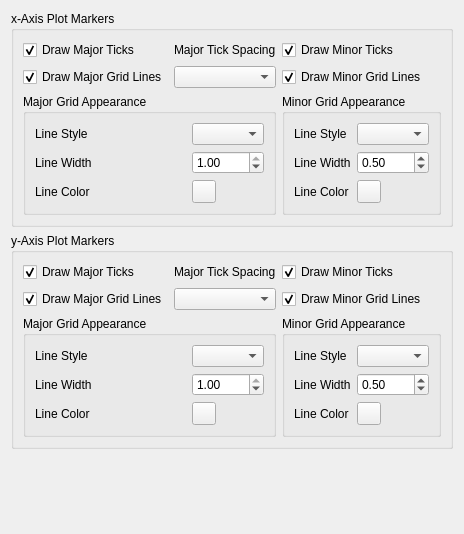
Qt form src/libkstapp/plotmarkerstab.ui (Kst-plot/kst) before a commit.
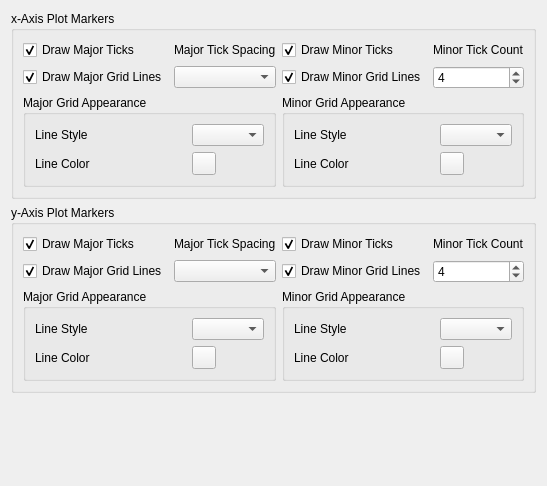
The same form after that commit. Custom widgets are drawn as their Qt base class.

Commit message: Add Minor Grid / Minor Tick drawing as well as full customization of lines.

Patch:
```diff
--- a/src/libkstapp/plotmarkerstab.ui
+++ b/src/libkstapp/plotmarkerstab.ui
@@ -5,8 +5,8 @@
    <rect>
     <x>0</x>
     <y>0</y>
-    <width>462</width>
-    <height>534</height>
+    <width>496</width>
+    <height>486</height>
    </rect>
   </property>
   <property name="windowTitle" >
@@ -46,6 +46,13 @@
         </property>
        </widget>
       </item>
+      <item row="0" column="3" >
+       <widget class="QLabel" name="label_3" >
+        <property name="text" >
+         <string>Minor Tick Count</string>
+        </property>
+       </widget>
+      </item>
       <item row="1" column="0" >
        <widget class="QCheckBox" name="_drawXAxisMajorGridLines" >
         <property name="text" >
@@ -69,6 +76,19 @@
         </property>
        </widget>
       </item>
+      <item row="1" column="3" >
+       <widget class="QSpinBox" name="_xAxisMinorTickCount" >
+        <property name="minimum" >
+         <number>1</number>
+        </property>
+        <property name="maximum" >
+         <number>10</number>
+        </property>
+        <property name="value" >
+         <number>4</number>
+        </property>
+       </widget>
+      </item>
       <item row="2" column="0" colspan="2" >
        <widget class="QGroupBox" name="_xAxisMajorGridGroup" >
         <property name="title" >
@@ -86,39 +106,19 @@
           <widget class="QComboBox" name="_xAxisMajorLineStyle" />
          </item>
          <item row="1" column="0" >
-          <widget class="QLabel" name="label_9" >
-           <property name="text" >
-            <string>Line Width</string>
-           </property>
-          </widget>
-         </item>
-         <item row="1" column="1" >
-          <widget class="QDoubleSpinBox" name="_xAxisMajorLineWidth" >
-           <property name="maximum" >
-            <double>1.000000000000000</double>
-           </property>
-           <property name="singleStep" >
-            <double>0.100000000000000</double>
-           </property>
-           <property name="value" >
-            <double>1.000000000000000</double>
-           </property>
-          </widget>
-         </item>
-         <item row="2" column="0" >
           <widget class="QLabel" name="label_10" >
            <property name="text" >
             <string>Line Color</string>
            </property>
           </widget>
          </item>
-         <item row="2" column="1" >
+         <item row="1" column="1" >
           <widget class="Kst::ColorButton" name="_xAxisMajorLineColor" />
          </item>
         </layout>
        </widget>
       </item>
-      <item row="2" column="2" >
+      <item row="2" column="2" colspan="2" >
        <widget class="QGroupBox" name="_xAxisMinorGridGroup" >
         <property name="title" >
          <string>Minor Grid Appearance</string>
@@ -135,33 +135,13 @@
           <widget class="QComboBox" name="_xAxisMinorLineStyle" />
          </item>
          <item row="1" column="0" >
-          <widget class="QLabel" name="label_11" >
-           <property name="text" >
-            <string>Line Width</string>
-           </property>
-          </widget>
-         </item>
-         <item row="1" column="1" >
-          <widget class="QDoubleSpinBox" name="_xAxisMinorLineWidth" >
-           <property name="maximum" >
-            <double>1.000000000000000</double>
-           </property>
-           <property name="singleStep" >
-            <double>0.100000000000000</double>
-           </property>
-           <property name="value" >
-            <double>0.500000000000000</double>
-           </property>
-          </widget>
-         </item>
-         <item row="2" column="0" >
           <widget class="QLabel" name="label_12" >
            <property name="text" >
             <string>Line Color</string>
            </property>
           </widget>
          </item>
-         <item row="2" column="1" >
+         <item row="1" column="1" >
           <widget class="Kst::ColorButton" name="_xAxisMinorLineColor" />
          </item>
         </layout>
@@ -203,6 +183,13 @@
         </property>
        </widget>
       </item>
+      <item row="0" column="3" >
+       <widget class="QLabel" name="label_4" >
+        <property name="text" >
+         <string>Minor Tick Count</string>
+        </property>
+       </widget>
+      </item>
       <item row="1" column="0" >
        <widget class="QCheckBox" name="_drawYAxisMajorGridLines" >
         <property name="text" >
@@ -226,6 +213,19 @@
         </property>
        </widget>
       </item>
+      <item row="1" column="3" >
+       <widget class="QSpinBox" name="_yAxisMinorTickCount" >
+        <property name="minimum" >
+         <number>1</number>
+        </property>
+        <property name="maximum" >
+         <number>10</number>
+        </property>
+        <property name="value" >
+         <number>4</number>
+        </property>
+       </widget>
+      </item>
       <item row="2" column="0" colspan="2" >
        <widget class="QGroupBox" name="_yAxisMajorGridGroup" >
         <property name="title" >
@@ -243,39 +243,19 @@
           <widget class="QComboBox" name="_yAxisMajorLineStyle" />
          </item>
          <item row="1" column="0" >
-          <widget class="QLabel" name="label_7" >
-           <property name="text" >
-            <string>Line Width</string>
-           </property>
-          </widget>
-         </item>
-         <item row="1" column="1" >
-          <widget class="QDoubleSpinBox" name="_yAxisMajorLineWidth" >
-           <property name="maximum" >
-            <double>1.000000000000000</double>
-           </property>
-           <property name="singleStep" >
-            <double>0.100000000000000</double>
-           </property>
-           <property name="value" >
-            <double>1.000000000000000</double>
-           </property>
-          </widget>
-         </item>
-         <item row="2" column="0" >
           <widget class="QLabel" name="label_8" >
            <property name="text" >
             <string>Line Color</string>
            </property>
           </widget>
          </item>
-         <item row="2" column="1" >
+         <item row="1" column="1" >
           <widget class="Kst::ColorButton" name="_yAxisMajorLineColor" />
          </item>
         </layout>
        </widget>
       </item>
-      <item row="2" column="2" >
+      <item row="2" column="2" colspan="2" >
        <widget class="QGroupBox" name="_yAxisMinorGridGroup" >
         <property name="title" >
          <string>Minor Grid Appearance</string>
@@ -292,33 +272,13 @@
           <widget class="QComboBox" name="_yAxisMinorLineStyle" />
          </item>
          <item row="1" column="0" >
-          <widget class="QLabel" name="label_5" >
-           <property name="text" >
-            <string>Line Width</string>
-           </property>
-          </widget>
-         </item>
-         <item row="1" column="1" >
-          <widget class="QDoubleSpinBox" name="_yAxisMinorLineWidth" >
-           <property name="maximum" >
-            <double>1.000000000000000</double>
-           </property>
-           <property name="singleStep" >
-            <double>0.100000000000000</double>
-           </property>
-           <property name="value" >
-            <double>0.500000000000000</double>
-           </property>
-          </widget>
-         </item>
-         <item row="2" column="0" >
           <widget class="QLabel" name="label_6" >
            <property name="text" >
             <string>Line Color</string>
            </property>
           </widget>
          </item>
-         <item row="2" column="1" >
+         <item row="1" column="1" >
           <widget class="Kst::ColorButton" name="_yAxisMinorLineColor" />
          </item>
         </layout>
```
The commit also changes 6 other files.
